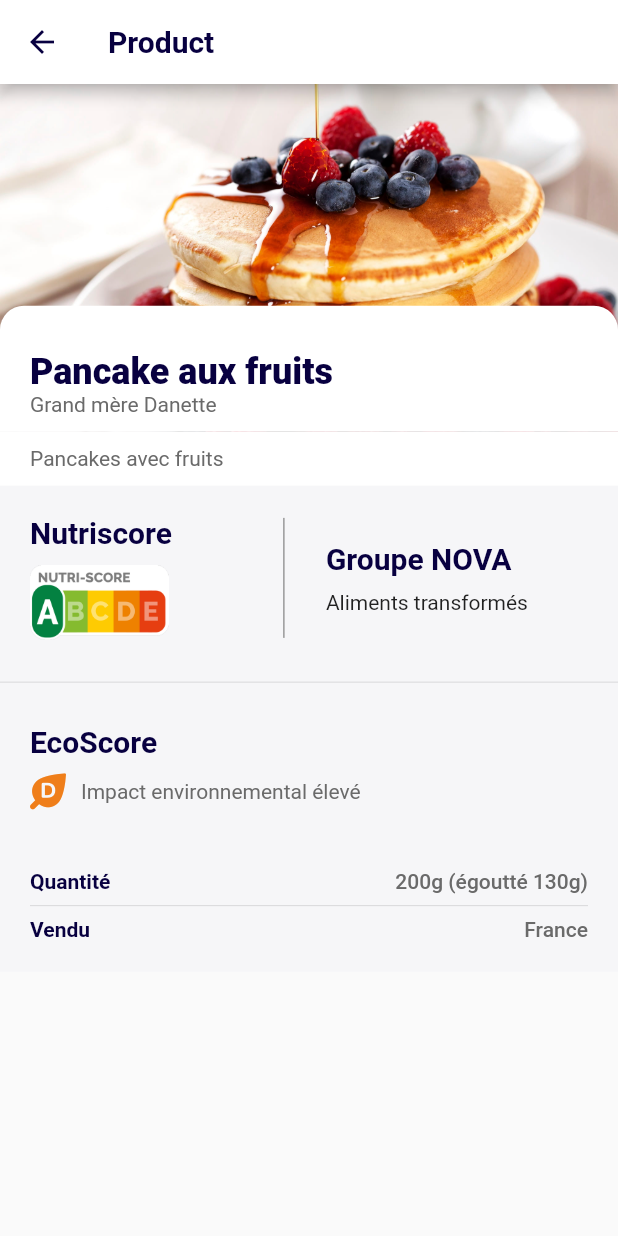
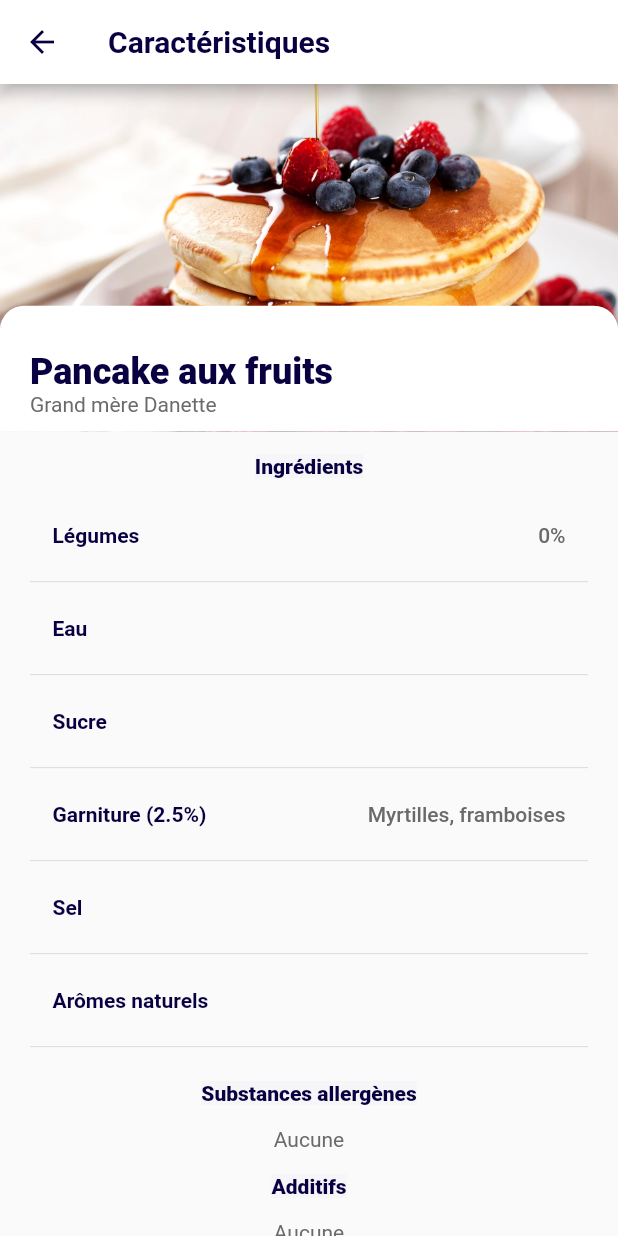
Before and after one commit to vlav98/flutter-off, a Flutter app: the screen it shows after launch, after a tap on an icon or button, on a phone screen of 412 x 824 dp. Run offline on Flutter 3.47's test engine with Material 2 defaults, Android fonts, the phone set to English and light mode, and no system bars; our stand-ins replace flutter_svg.

Commit message:
attributes_page.dart

```diff
--- /dev/null
+++ b/lib/attributes_page.dart
@@ -0,0 +1,138 @@
+import 'package:flutter/material.dart';
+import 'package:yuka/global_widget/header_widget.dart';
+import 'package:yuka/res/app_colors.dart';
+
+class AttributesPage extends StatelessWidget {
+  final String product;
+
+  AttributesPage({required this.product});
+
+  @override
+  Widget build(BuildContext context) {
+    return Scaffold(
+        appBar: AppBar(
+          title: Text('Caractéristiques'),
+          centerTitle: false,
+          iconTheme: IconThemeData(
+            color: AppColors.blue,
+          ),
+        ),
+        body: SingleChildScrollView(
+          child: Column(
+            children: <Widget>[
+              Header(product: product),
+              Attributes(),
+            ],
+          ),
+        ));
+  }
+}
+
+class Attributes extends StatelessWidget {
+  @override
+  Widget build(BuildContext context) {
+    return Padding(
+      padding: EdgeInsets.symmetric(horizontal: 20),
+      child: Column(children: <Widget>[
+        Title(
+          libelle: 'Ingrédients',
+        ),
+        DataRow(libelle: 'Légumes', value: '0%'),
+        DataRow(libelle: 'Eau', value: ''),
+        DataRow(libelle: 'Sucre', value: ''),
+        DataRow(libelle: 'Garniture (2.5%)', value: 'Myrtilles, framboises'),
+        DataRow(libelle: 'Sel', value: ''),
+        DataRow(libelle: 'Arômes naturels', value: ''),
+        Title(
+          libelle: 'Substances allergènes',
+        ),
+        EmptyData(),
+        Title(
+          libelle: 'Additifs',
+        ),
+        EmptyData(),
+      ]),
+    );
+  }
+}
+
+class Title extends StatelessWidget {
+  final String libelle;
+
+  const Title({required this.libelle});
+
+  @override
+  Widget build(BuildContext context) {
+    return Padding(
+      padding: EdgeInsets.all(15),
+      child: Container(
+        color: AppColors.gray1,
+        child: Column(
+          crossAxisAlignment: CrossAxisAlignment.center,
+          children: <Widget>[
+            Text(
+              libelle,
+              style:
+                  TextStyle(color: AppColors.blue, fontWeight: FontWeight.w900),
+            )
+          ],
+        ),
+      ),
+    );
+  }
+}
+
+class DataRow extends StatelessWidget {
+  final String libelle;
+  final String value;
+
+  const DataRow({required this.libelle, required this.value});
+
+  @override
+  Widget build(BuildContext context) {
+    return Column(children: <Widget>[
+      Padding(
+        padding: EdgeInsets.all(15),
+        child: Row(children: <Widget>[
+          Text(
+            libelle,
+            style: Theme.of(context).textTheme.headline6?.copyWith(
+                color: AppColors.blue,
+                fontWeight: FontWeight.bold,
+                fontSize: 14),
+          ),
+          SizedBox(width: 10),
+          Expanded(
+            child: Text(value,
+                style: Theme.of(context)
+                    .textTheme
+                    .bodyText1
+                    ?.copyWith(color: AppColors.gray3),
+                textAlign: TextAlign.end),
+          ),
+        ]),
+      ),
+      Divider(),
+    ]);
+  }
+}
+
+class EmptyData extends StatelessWidget {
+  @override
+  Widget build(BuildContext context) {
+    return Padding(
+        padding: EdgeInsets.symmetric(horizontal: 20),
+        child: Column(
+          crossAxisAlignment: CrossAxisAlignment.start,
+          children: <Widget>[
+            Text(
+              'Aucune',
+              textAlign: TextAlign.right,
+              style: TextStyle(
+                color: AppColors.gray3,
+              ),
+            )
+          ],
+        ));
+  }
+}
--- a/lib/empty_page.dart
+++ b/lib/empty_page.dart
@@ -1,6 +1,7 @@
 import 'package:flutter/material.dart';
 import 'package:flutter_svg/flutter_svg.dart';
 import 'package:yuka/app_icons.dart';
+import 'package:yuka/attributes_page.dart';
 import 'package:yuka/fiche_page.dart';
 import 'package:yuka/res/app_colors.dart';
 import 'package:yuka/res/app_vectorial_images.dart';
@@ -10,8 +11,18 @@ class EmptyPage extends StatelessWidget {
     Navigator.push(
       context,
       MaterialPageRoute<void>(
-        builder: (BuildContext context) => FichePage(product: productname)),
-        //builder: (BuildContext context) => FichePage(product: productname)),
+          builder: (BuildContext context) => FichePage(product: productname)),
+      //builder: (BuildContext context) => FichePage(product: productname)),
+    );
+  }
+
+  void _openAttrPage(BuildContext context, String productname) {
+    Navigator.push(
+      context,
+      MaterialPageRoute<void>(
+          builder: (BuildContext context) =>
+              AttributesPage(product: productname)),
+      //builder: (BuildContext context) => FichePage(product: productname)),
     );
   }
 
@@ -34,7 +45,7 @@ class EmptyPage extends StatelessWidget {
                 ),
               ),
               onPressed: () {
-                _openFichePage(context, 'Pancake aux fruits');
+                _openAttrPage(context, 'Pancake aux fruits');
               },
             ),
           )
--- a/lib/fiche_page.dart
+++ b/lib/fiche_page.dart
@@ -1,7 +1,7 @@
 import 'package:flutter/material.dart';
 import 'package:yuka/res/app_colors.dart';
-import 'package:yuka/res/app_images.dart';
 import 'package:yuka/scores.dart';
+import 'package:yuka/globalWidget/header_widget.dart';
 
 class FichePage extends StatelessWidget {
   final String product;
@@ -176,63 +176,6 @@ class GroupWidget extends StatelessWidget {
   }
 }
 
-class Header extends StatelessWidget {
-  final String product;
-
-  const Header({required this.product});
-
-  @override
-  Widget build(BuildContext context) {
-    MediaQueryData query = MediaQuery.of(context);
-    double screenWidth = query.size.width;
-    double screenHeight = query.size.height;
-    return Stack(
-      alignment: Alignment.bottomCenter,
-      children: <Widget>[
-        Image.asset(
-          AppImages.pancakes,
-          width: screenWidth,
-        ),
-        Container(
-          width: screenWidth,
-          decoration: BoxDecoration(
-            borderRadius: BorderRadius.only(
-              topLeft: Radius.circular(16),
-              topRight: Radius.circular(16),
-            ),
-            color: AppColors.white,
-          ),
-          child: Padding(
-            padding: EdgeInsets.fromLTRB(20, 30, 20, 0),
-            child: Column(
-              crossAxisAlignment: CrossAxisAlignment.start,
-              children: <Widget>[
-                Text(
-                  product,
-                  style: TextStyle(
-                    color: AppColors.blue,
-                    fontWeight: FontWeight.w900,
-                    fontSize: 24,
-                  ),
-                ),
-                Text(
-                  'Grand mère Danette',
-                  style: TextStyle(
-                    color: AppColors.gray3,
-                  ),
-                ),
-                SizedBox(
-                  height: 10,
-                )
-              ],
-            ),
-          ),
-        ),
-      ],
-    );
-  }
-}
-
 class ProductDataWidget extends StatelessWidget {
   final String label;
   final String value;
--- /dev/null
+++ b/lib/global_widget/header_widget.dart
@@ -0,0 +1,60 @@
+import 'package:flutter/material.dart';
+import 'package:yuka/res/app_colors.dart';
+import 'package:yuka/res/resources.dart';
+
+class Header extends StatelessWidget {
+  final String product;
+
+  const Header({required this.product});
+
+  @override
+  Widget build(BuildContext context) {
+    MediaQueryData query = MediaQuery.of(context);
+    double screenWidth = query.size.width;
+    double screenHeight = query.size.height;
+    return Stack(
+      alignment: Alignment.bottomCenter,
+      children: <Widget>[
+        Image.asset(
+          AppImages.pancakes,
+          width: screenWidth,
+        ),
+        Container(
+          width: screenWidth,
+          decoration: BoxDecoration(
+            borderRadius: BorderRadius.only(
+              topLeft: Radius.circular(16),
+              topRight: Radius.circular(16),
+            ),
+            color: AppColors.white,
+          ),
+          child: Padding(
+            padding: EdgeInsets.fromLTRB(20, 30, 20, 0),
+            child: Column(
+              crossAxisAlignment: CrossAxisAlignment.start,
+              children: <Widget>[
+                Text(
+                  product,
+                  style: TextStyle(
+                    color: AppColors.blue,
+                    fontWeight: FontWeight.w900,
+                    fontSize: 24,
+                  ),
+                ),
+                Text(
+                  'Grand mère Danette',
+                  style: TextStyle(
+                    color: AppColors.gray3,
+                  ),
+                ),
+                SizedBox(
+                  height: 10,
+                )
+              ],
+            ),
+          ),
+        ),
+      ],
+    );
+  }
+}
```
